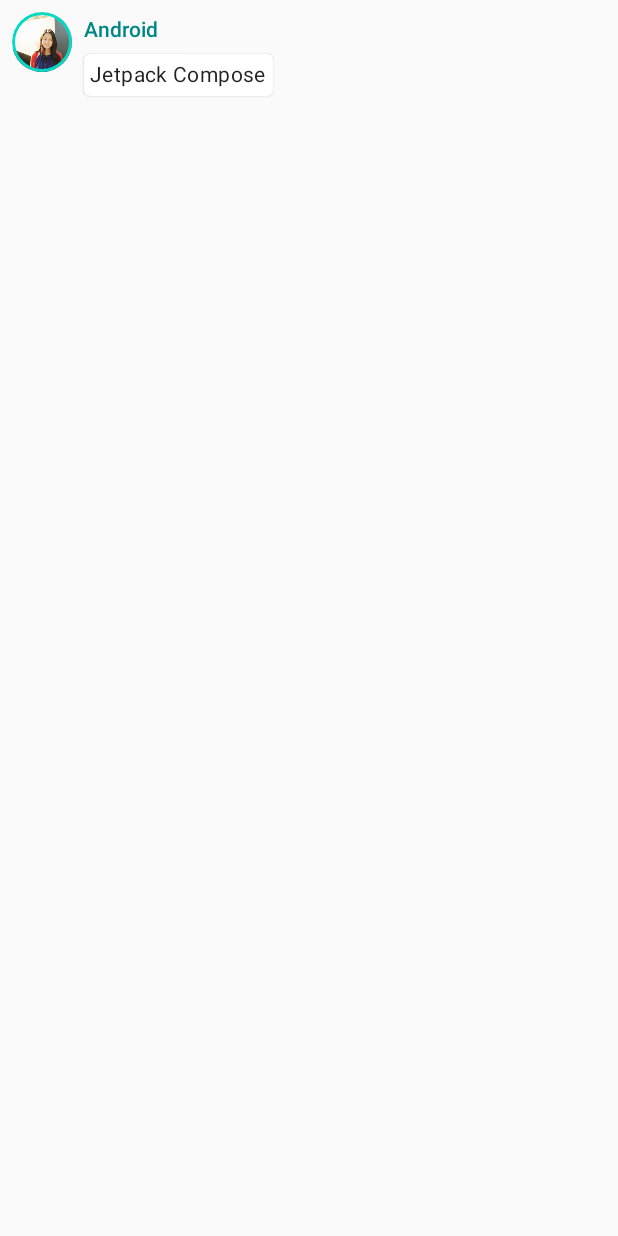
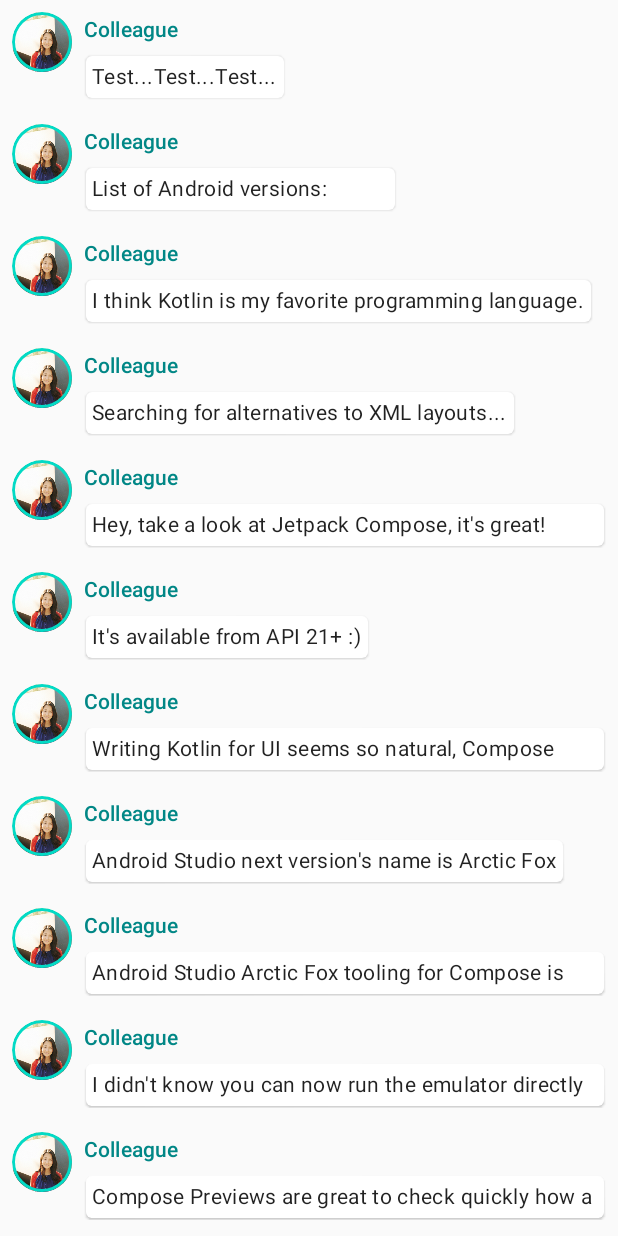
Before and after one commit to MilkBiscuit/JetpackComposeTutorial, an Android app built with Jetpack Compose: the screen it shows after launch (MainActivity), on a phone screen of 412 x 824 dp. Run offline under Robolectric (Android 15) with nearby library versions, the phone set to English and light mode, and no system bars.

Commit message:
Finish lesson 4: Lists and animations

```diff
--- a/app/src/main/java/com/example/jetpackcomposetutorial/MainActivity.kt
+++ b/app/src/main/java/com/example/jetpackcomposetutorial/MainActivity.kt
@@ -4,16 +4,22 @@ import android.content.res.Configuration
 import android.os.Bundle
 import androidx.activity.ComponentActivity
 import androidx.activity.compose.setContent
+import androidx.compose.animation.animateColorAsState
+import androidx.compose.animation.animateContentSize
 import androidx.compose.foundation.Image
 import androidx.compose.foundation.border
+import androidx.compose.foundation.clickable
 import androidx.compose.foundation.layout.*
+import androidx.compose.foundation.lazy.LazyColumn
+import androidx.compose.foundation.lazy.items
 import androidx.compose.foundation.shape.CircleShape
 import androidx.compose.material.MaterialTheme
 import androidx.compose.material.Surface
 import androidx.compose.material.Text
-import androidx.compose.runtime.Composable
+import androidx.compose.runtime.*
 import androidx.compose.ui.Modifier
 import androidx.compose.ui.draw.clip
+import androidx.compose.ui.graphics.Color
 import androidx.compose.ui.res.painterResource
 import androidx.compose.ui.tooling.preview.Preview
 import androidx.compose.ui.unit.dp
@@ -24,9 +30,7 @@ class MainActivity : ComponentActivity() {
         super.onCreate(savedInstanceState)
         setContent {
             JetpackComposeTutorialTheme {
-                MessageCard(
-                    Message("Android", "Jetpack Compose")
-                )
+                Conversation(SampleData.conversationSample)
             }
         }
     }
@@ -49,17 +53,34 @@ fun MessageCard(msg: Message) {
                 .border(1.5.dp, MaterialTheme.colors.secondary, CircleShape)
         )
         Spacer(modifier = Modifier.width(8.dp))
-        Column {
+
+        // We keep track if the message is expanded or not in this variable
+        var isExpanded by remember { mutableStateOf(false) }
+        // surfaceColor will be updated gradually from one color to the other
+        val surfaceColor: Color by animateColorAsState(
+            if (isExpanded) MaterialTheme.colors.primary else MaterialTheme.colors.surface,
+        )
+
+        Column(modifier = Modifier.clickable { isExpanded = !isExpanded }) {
             Text(
                 text = msg.author,
                 color = MaterialTheme.colors.secondaryVariant,
                 style = MaterialTheme.typography.subtitle2
             )
             Spacer(modifier = Modifier.height(4.dp))
-            Surface(shape = MaterialTheme.shapes.medium, elevation = 1.dp) {
+            Surface(
+                shape = MaterialTheme.shapes.medium,
+                elevation = 1.dp,
+                color = surfaceColor,
+                // animateContentSize will change the Surface size gradually
+                modifier = Modifier.animateContentSize().padding(1.dp)
+            ) {
                 Text(
                     text = msg.body,
                     modifier = Modifier.padding(all = 4.dp),
+                    // If the message is expanded, we display all its content
+                    // otherwise we only display the first line
+                    maxLines = if (isExpanded) Int.MAX_VALUE else 1,
                     style = MaterialTheme.typography.body2
                 )
             }
@@ -80,5 +101,21 @@ fun PreviewMessageCard() {
             msg = Message("Colleague", "Hey, take a look at Jetpack Compose, it's great!")
         )
     }
+}
 
+@Composable
+fun Conversation(messages: List<Message>) {
+    LazyColumn {
+        items(messages) { message ->
+            MessageCard(message)
+        }
+    }
 }
+
+@Preview
+@Composable
+fun PreviewConversation() {
+    JetpackComposeTutorialTheme {
+        Conversation(SampleData.conversationSample)
+    }
+}
--- /dev/null
+++ b/app/src/main/java/com/example/jetpackcomposetutorial/SampleData.kt
@@ -0,0 +1,72 @@
+package com.example.jetpackcomposetutorial
+
+object SampleData {
+    // Sample conversation data
+    val conversationSample = listOf(
+        Message(
+            "Colleague",
+            "Test...Test...Test..."
+        ),
+        Message(
+            "Colleague",
+            "List of Android versions:\n" +
+                    "Android KitKat (API 19)\n" +
+                    "Android Lollipop (API 21)\n" +
+                    "Android Marshmallow (API 23)\n" +
+                    "Android Nougat (API 24)\n" +
+                    "Android Oreo (API 26)\n" +
+                    "Android Pie (API 28)\n" +
+                    "Android 10 (API 29)\n" +
+                    "Android 11 (API 30)\n" +
+                    "Android 12 (API 31)\n"
+        ),
+        Message(
+            "Colleague",
+            "I think Kotlin is my favorite programming language.\n" +
+                    "It's so much fun!"
+        ),
+        Message(
+            "Colleague",
+            "Searching for alternatives to XML layouts..."
+        ),
+        Message(
+            "Colleague",
+            "Hey, take a look at Jetpack Compose, it's great!\n" +
+                    "It's the Android's modern toolkit for building native UI." +
+                    "It simplifies and accelerates UI development on Android." +
+                    "Less code, powerful tools, and intuitive Kotlin APIs :)"
+        ),
+        Message(
+            "Colleague",
+            "It's available from API 21+ :)"
+        ),
+        Message(
+            "Colleague",
+            "Writing Kotlin for UI seems so natural, Compose where have you been all my life?"
+        ),
+        Message(
+            "Colleague",
+            "Android Studio next version's name is Arctic Fox"
+        ),
+        Message(
+            "Colleague",
+            "Android Studio Arctic Fox tooling for Compose is top notch ^_^"
+        ),
+        Message(
+            "Colleague",
+            "I didn't know you can now run the emulator directly from Android Studio"
+        ),
+        Message(
+            "Colleague",
+            "Compose Previews are great to check quickly how a composable layout looks like"
+        ),
+        Message(
+            "Colleague",
+            "Previews are also interactive after enabling the experimental setting"
+        ),
+        Message(
+            "Colleague",
+            "Have you tried writing build.gradle with KTS?"
+        ),
+    )
+}
```
